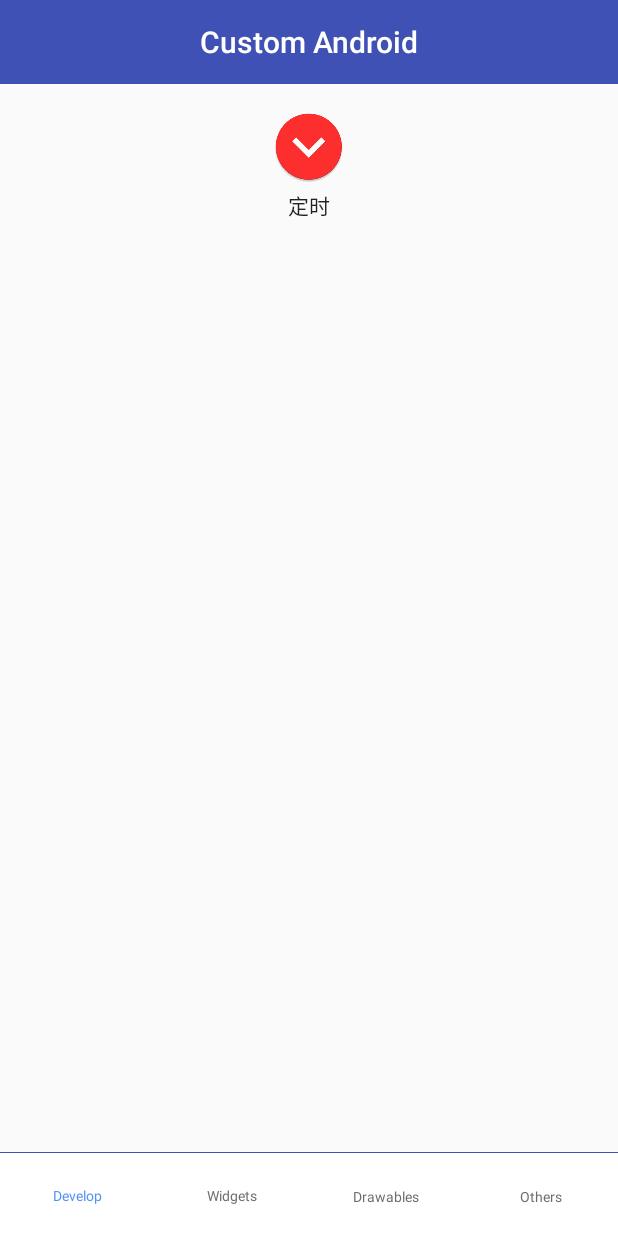
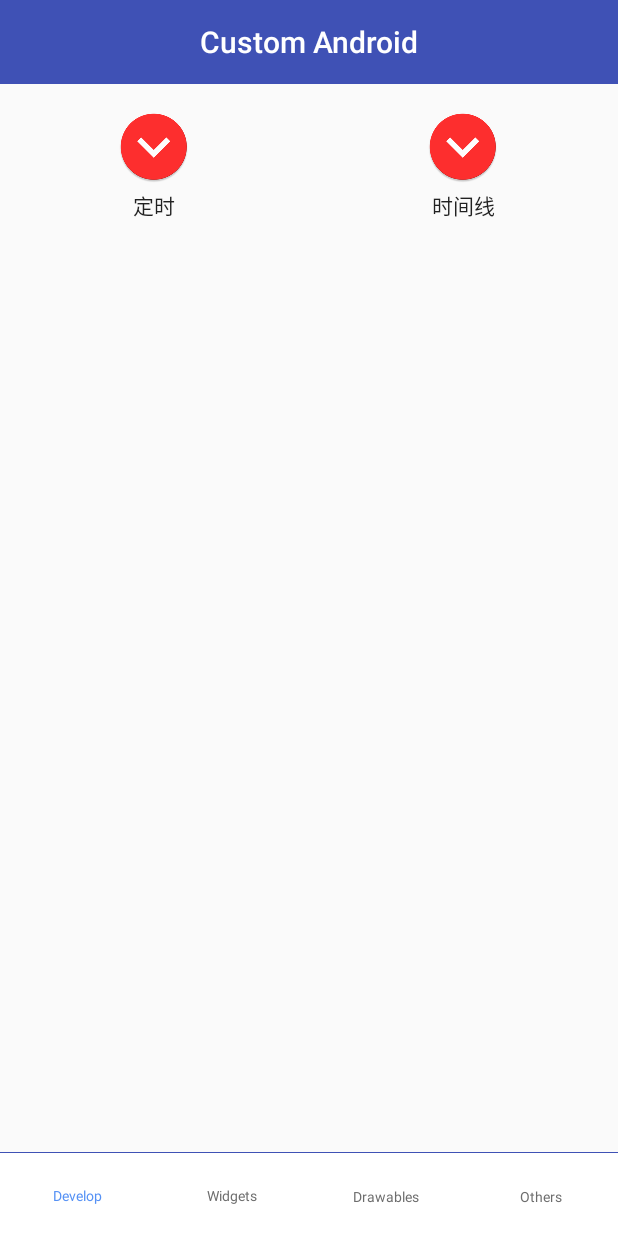
Before and after one commit to RedColinar/CustomAndroid, an Android app: the screen it shows after launch (MainActivity), on a phone screen of 412 x 824 dp. Run offline under Robolectric (Android 15) with nearby library versions, the phone set to English and light mode, and no system bars; our stand-ins replace ButterKnife; libraries missing offline, so code that uses them is left out: com.facebook.drawee; 1 statement that could not run was skipped.

Commit message:
add timeline

```diff
--- a/ExpandView/src/main/res/values/strings.xml
+++ b/ExpandView/src/main/res/values/strings.xml
@@ -4,5 +4,4 @@
     <string name="collapse">Collapse</string>
     <string name="image_edit">Image Edit</string>
     <string name="choose_images">choose a image</string>
-    <string name="alarm">定时</string>
 </resources>
--- a/app/src/main/AndroidManifest.xml
+++ b/app/src/main/AndroidManifest.xml
@@ -23,6 +23,7 @@
         <activity android:name=".tabs.widgets.clearEditText.ClearEditTextActivity" />
 
         <activity android:name=".tabs.develop.alarm.AlarmActivity" />
+        <activity android:name=".tabs.develop.timeline.TimelineActivity" />
     </application>
 
 </manifest>
--- a/app/src/main/java/com/example/harry/customandroid/main/fragments/DevelopFragment.java
+++ b/app/src/main/java/com/example/harry/customandroid/main/fragments/DevelopFragment.java
@@ -5,6 +5,7 @@ import android.view.View;
 import com.example.harry.customandroid.R;
 import com.example.harry.customandroid.tabs.develop.alarm.AlarmActivity;
 import com.example.harry.customandroid.base.BaseFragment;
+import com.example.harry.customandroid.tabs.develop.timeline.TimelineActivity;
 
 import butterknife.OnClick;
 
@@ -19,12 +20,18 @@ public class DevelopFragment extends BaseFragment {
         return R.layout.fragment_main_develop;
     }
 
-    @OnClick({R.id.main_develop_alarm})
+    @OnClick({
+            R.id.main_develop_alarm,
+            R.id.main_develop_timeline
+    })
     void onClick(View view) {
         switch (view.getId()) {
             case R.id.main_develop_alarm:
                 start(AlarmActivity.class);
                 break;
+            case R.id.main_develop_timeline:
+                start(TimelineActivity.class);
+                break;
         }
     }
 }
--- a/app/src/main/res/layout/fragment_main_develop.xml
+++ b/app/src/main/res/layout/fragment_main_develop.xml
@@ -20,6 +20,12 @@
                 android:drawableTop="@drawable/ic_widget_expand"
                 android:text="@string/alarm" />
 
+            <Button
+                android:id="@+id/main_develop_timeline"
+                style="@style/main_widget_button"
+                android:drawableTop="@drawable/ic_widget_expand"
+                android:text="@string/timeline_title" />
+
         </LinearLayout>
 
     </LinearLayout>
--- a/app/src/main/res/values/strings.xml
+++ b/app/src/main/res/values/strings.xml
@@ -11,5 +11,7 @@
     <string name="clear_edit_text_title">Clear EditText</string>
     <string name="clear_edit_text">ClearEditText</string>
     <string name="alarm_title">定时任务</string>
+    <string name="alarm">定时</string>
     <string name="image_edit_title">图片编辑</string>
+    <string name="timeline_title">时间线</string>
 </resources>
```
Also changed, not shown: app/src/main/java/com/example/harry/customandroid/tabs/develop/timeline/TimelineActivity.java (added, +16 -0 lines), app/src/main/res/layout/activity_timeline.xml (added, +12 -0 lines).
